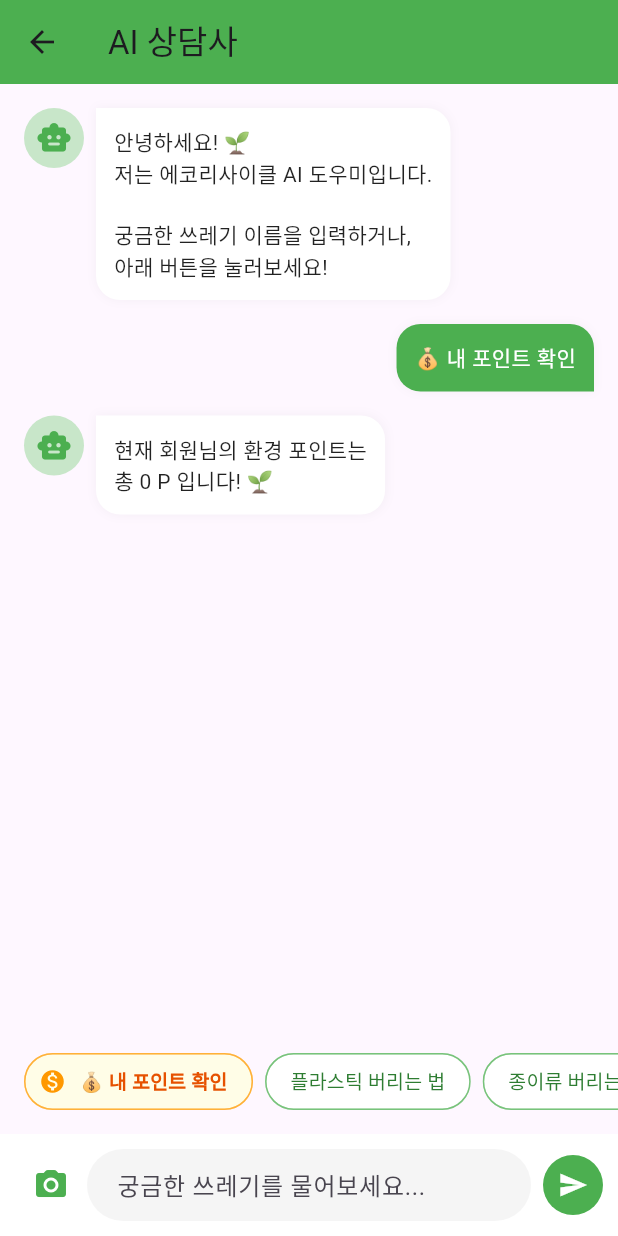
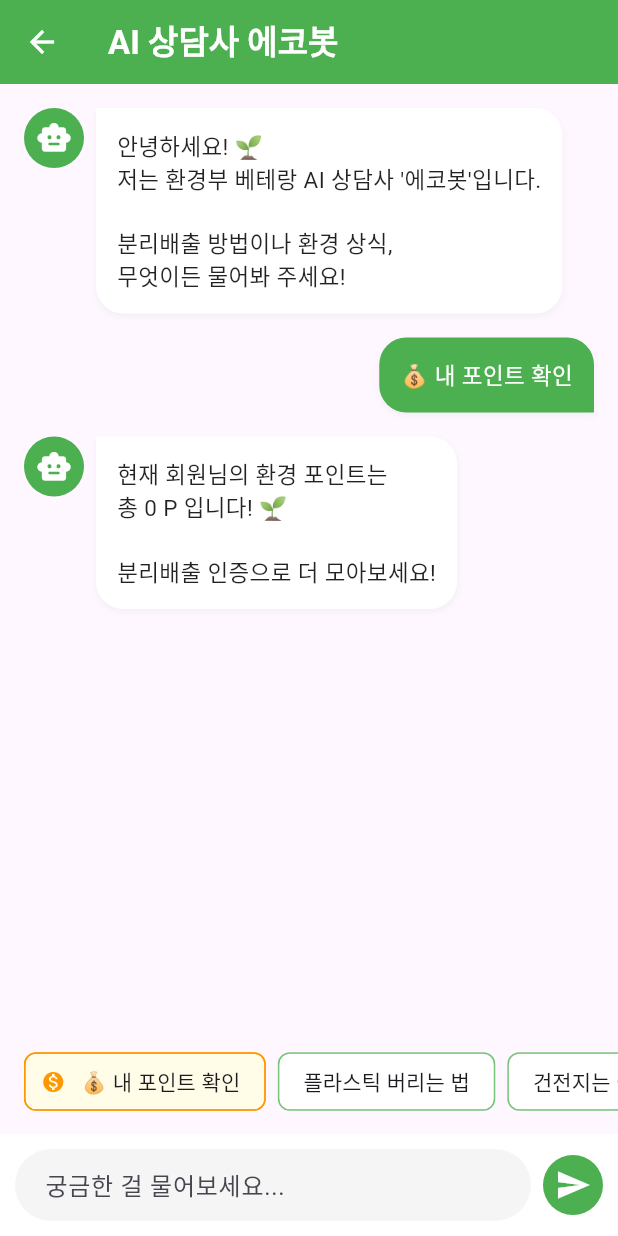
Before and after one commit to jaemin123-code/EcoRecycle_main, a Flutter app: the ChatbotScreen screen opened directly, after a tap on "💰 내 포인트 확인", on a phone screen of 412 x 824 dp. Run offline on Flutter 3.47's test engine with Material 3 defaults, Android fonts, the phone set to English and light mode, and no system bars; our stand-ins replace camera, cloud_firestore, firebase_auth, firebase_core, firebase_storage, geolocator and 5 more; missing offline and left inert: tflite_flutter; accounts and stored records are empty; network calls fail; Roboto replaces fonts that are missing (Pretendard).

Commit message:
최종 코드 업데이트

```diff
--- a/lib/chat/chatbot_screen.dart
+++ b/lib/chat/chatbot_screen.dart
@@ -1,11 +1,11 @@
 import 'package:flutter/material.dart';
-// [필수] 파이어베이스 패키지 추가
 import 'package:firebase_auth/firebase_auth.dart';
 import 'package:cloud_firestore/cloud_firestore.dart';
+import 'package:google_generative_ai/google_generative_ai.dart';
 
-// 기존 데이터 파일 import
-import 'package:Ecorecycle/guide/recycle_data.dart';
-import 'package:Ecorecycle/guide/recycle_model.dart';
+// [중요] 아까 만드신 api_key.dart 파일이 있다면 import 유지하시고,
+// 만약 안 만드셨다면 아래 import를 지우고 _apiKey 변수에 직접 키를 넣으세요.
+
 
 class ChatbotScreen extends StatefulWidget {
   const ChatbotScreen({super.key});
@@ -18,159 +18,114 @@ class _ChatbotScreenState extends State<ChatbotScreen> {
   final TextEditingController _controller = TextEditingController();
   final ScrollController _scrollController = ScrollController();
 
-  // [수정] 포인트 변수 (초기값 0)
+  // API 키 가져오기 (api_key.dart 파일이 없다면 여기에 직접 'AIza...' 키를 넣으세요)
+  static const String _apiKey = 'AIzaSyDn3COHn1rzSvPsIK7xAKieUgWt0z6fdno';
+
+  late final GenerativeModel _model;
+  late final ChatSession _chatSession;
+
   int _currentPoints = 0;
-  // 로딩 상태 확인용
-  bool _isLoading = true;
+  bool _isTyping = false; // AI 생각 중 로딩 표시
 
-  // 채팅 메시지 리스트
+  // 초기 메시지
   final List<Map<String, String>> _messages = [
     {
       "role": "bot",
-      "text": "안녕하세요! 🌱\n저는 에코리사이클 AI 도우미입니다.\n\n궁금한 쓰레기 이름을 입력하거나,\n아래 버튼을 눌러보세요!"
+      "text": "안녕하세요! 🌱\n저는 환경부 베테랑 AI 상담사 '에코봇'입니다.\n\n분리배출 방법이나 환경 상식,\n무엇이든 물어봐 주세요!"
     }
   ];
 
   final List<String> _questionChips = [
     "💰 내 포인트 확인",
     "플라스틱 버리는 법",
-    "종이류 버리는 법",
-    "캔류/유리병 버리는 법",
-    "비닐류 버리는 법",
-    "스티로폼 버리는 법",
-    "건전지 버리는 법",
+    "건전지는 어떻게 버려?",
     "음식물 쓰레기 기준",
+    "스티로폼 분리배출",
   ];
 
   @override
   void initState() {
     super.initState();
-    // [중요] 앱이 켜지자마자 내 포인트를 가져옵니다.
     _fetchUserPoints();
+    _initGemini();
   }
 
-  // 🔥 [NEW] Firebase에서 내 포인트 가져오는 함수
+  void _initGemini() {
+    _model = GenerativeModel(
+      // [수정] 이제는 이게 정답입니다!
+      model: 'gemini-1.5-flash',
+      apiKey: _apiKey,
+      systemInstruction: Content.system('너는 환경부 베테랑 공무원...'),
+    );
+    _chatSession = _model.startChat();
+  }
+
+  // 내 포인트 가져오기
   Future<void> _fetchUserPoints() async {
     try {
-      // 1. 현재 로그인한 사용자 가져오기
       final user = FirebaseAuth.instance.currentUser;
-
       if (user != null) {
-        // 2. Firestore의 'users' 컬렉션에서 내 UID 문서 찾기
-        DocumentSnapshot userDoc = await FirebaseFirestore.instance
-            .collection('users')
-            .doc(user.uid)
-            .get();
-
-        if (userDoc.exists && userDoc.data() != null) {
-          // 3. 'point' 필드 값 가져오기 (필드명이 'point'라고 가정)
-          Map<String, dynamic> data = userDoc.data() as Map<String, dynamic>;
+        final doc = await FirebaseFirestore.instance.collection('users').doc(user.uid).get();
+        if (doc.exists) {
           setState(() {
-            _currentPoints = data['point'] ?? 0; // 없으면 0
-            _isLoading = false;
+            _currentPoints = doc.data()?['point'] ?? 0;
           });
         }
-      } else {
-        // 로그인 안 된 상태
-        setState(() {
-          _currentPoints = 0;
-          _isLoading = false;
-        });
       }
     } catch (e) {
-      print("포인트 불러오기 실패: $e");
-      setState(() => _isLoading = false);
+      print("포인트 로드 실패: $e");
     }
   }
 
-  void _sendMessage(String text) {
+  // 메시지 전송 함수 (여기가 아까 에러났던 부분! 수정완료)
+  Future<void> _sendMessage(String text) async {
     if (text.trim().isEmpty) return;
 
+    // 1. 사용자 메시지 추가
     setState(() {
       _messages.add({"role": "user", "text": text});
+      _isTyping = true;
       _controller.clear();
     });
-
     _scrollToBottom();
 
-    Future.delayed(const Duration(milliseconds: 500), () {
-      String response = _generateBotResponse(text);
+    String responseText = "";
+
+    // 2. 답변 생성 로직
+    // (A) 포인트 질문 (DB 연동)
+    if (text.contains("포인트") || text.contains("점수")) {
+      await Future.delayed(const Duration(milliseconds: 500));
+      responseText = "현재 회원님의 환경 포인트는\n총 $_currentPoints P 입니다! 🌱\n\n분리배출 인증으로 더 모아보세요!";
+    }
+    // (B) AI 질문 (Gemini 연동)
+    else {
+      try {
+        final response = await _chatSession.sendMessage(Content.text(text));
+        responseText = response.text ?? "죄송해요, 답변을 생성하지 못했어요. 다시 물어봐 주세요.";
+      } catch (e) {
+        // [에러 진단 코드]
+        print("🚨 AI 에러 발생: $e");
+
+        if (e.toString().contains("API key not valid")) {
+          responseText = "API 키가 잘못되었습니다. 키 복사 과정에서 공백이 들어갔는지 확인해보세요!";
+        } else if (e.toString().contains("User location is not supported")) {
+          responseText = "현재 위치(국가)에서는 사용할 수 없다고 하네요. (VPN 문제일 수 있습니다)";
+        } else if (e.toString().contains("404")) {
+          responseText = "모델을 찾을 수 없대요. 코드의 모델명이 'gemini-pro'인지 확인하세요.";
+        } else {
+          responseText = "오류가 발생했습니다. 인터넷 연결을 확인해주세요. 😢\n(에러코드: $e)";
+        }
+      }
+    }
+
+    // 3. 봇 답변 추가
+    if (mounted) {
       setState(() {
-        _messages.add({"role": "bot", "text": response});
+        _messages.add({"role": "bot", "text": responseText});
+        _isTyping = false;
       });
       _scrollToBottom();
-    });
-  }
-
-  // 3. 답변 생성 로직 (업그레이드 버전)
-  String _generateBotResponse(String input) {
-    // 사용자가 입력한 문장에 포함된 단어를 기준으로 답변을 찾습니다.
-
-    // (0) 기본 인사 및 감성 대화
-    if (input.contains("안녕") || input.contains("반가")) {
-      return "안녕하세요! 오늘도 지구를 지키러 오셨군요! 🌱\n무엇을 도와드릴까요?";
     }
-    if (input.contains("고마") || input.contains("감사")) {
-      return "별말씀을요! 에코리사이클과 함께해주셔서 감사합니다. 💚";
-    }
-    if (input.contains("누구") || input.contains("소개")) {
-      return "저는 여러분의 분리배출을 돕는 AI 상담사 '에코봇'입니다! 🤖";
-    }
-
-    // (1) 포인트 질문
-    if (input.contains("포인트") || input.contains("점수")) {
-      if (_isLoading) {
-        return "잠시만요, 포인트 장부를 확인하고 있어요... 📖";
-      }
-      return "현재 회원님의 환경 포인트는\n총 $_currentPoints P 입니다! 🌱";
-    }
-
-    // (2) 플라스틱 (페트병 포함)
-    else if (input.contains("플라스틱") || input.contains("페트") || input.contains("pet")) {
-      return _formatGuide(recycleData[0]);
-    }
-    // (3) 종이/박스
-    else if (input.contains("종이") || input.contains("박스") || input.contains("책") || input.contains("신문")) {
-      return _formatGuide(recycleData[1]);
-    }
-    // (4) 캔/유리
-    else if (input.contains("캔") || input.contains("유리") || input.contains("병") || input.contains("통조림")) {
-      return _formatGuide(recycleData[2]);
-    }
-    // (5) 비닐 (뽁뽁이 포함)
-    else if (input.contains("비닐") || input.contains("뽁뽁이") || input.contains("필름")) {
-      if (recycleData.length > 3) return _formatGuide(recycleData[3]);
-      return "🥡 [비닐류 배출 팁]\n\n• 음식물 등 이물질을 깨끗이 씻어주세요.\n• 흩날리지 않게 투명 봉투에 담아 배출!\n• 스티커가 붙은 비닐은 제거하거나 일반쓰레기로 버려주세요.";
-    }
-    // (6) 스티로폼
-    else if (input.contains("스티로폼") || input.contains("스펀지")) {
-      return "📦 [스티로폼 배출 팁]\n\n• 흰색 스티로폼만 배출 가능합니다.\n• 테이프와 운송장 스티커는 완전히 제거해주세요.\n• 코팅된 유색 스티로폼이나 과일 포장망은 종량제 봉투에 버려주세요!";
-    }
-    // (7) 건전지/형광등
-    else if (input.contains("건전지") || input.contains("배터리") || input.contains("형광등")) {
-      return "🔋 [유해 폐기물 주의]\n\n건전지와 형광등은 일반 쓰레기가 아닙니다!\n화재 및 환경 오염 위험이 있으니 반드시 아파트나 주민센터의 '전용 수거함'에 넣어주세요.";
-    }
-    // (8) 음식물
-    else if (input.contains("음식물") || input.contains("뼈") || input.contains("껍질")) {
-      return "🍎 [음식물 쓰레기 기준]\n\n• 동물이 먹을 수 있으면 음식물, 아니면 일반쓰레기!\n• 뼈(치킨/족발), 조개껍데기, 달걀껍질, 딱딱한 씨앗은 '일반쓰레기'입니다.";
-    }
-
-    // 그 외 모르는 질문
-    else {
-      return "죄송해요, 아직 배우고 있는 중이라 잘 모르겠어요. 😢\n'플라스틱', '캔', '안녕' 처럼 핵심 단어로 물어봐 주시겠어요?";
-    }
-  }
-
-  String _formatGuide(RecycleGuide guide) {
-    StringBuffer sb = StringBuffer();
-    sb.writeln("📢 [${guide.title}] 배출 방법");
-    sb.writeln("💡 핵심: ${guide.subTitle}\n");
-    sb.writeln("✅ 이렇게 버려주세요:");
-    for (var step in guide.steps) sb.writeln("• $step");
-    if (guide.possibleItems.isNotEmpty) {
-      sb.writeln("\n🙆 가능 품목:\n• ${guide.possibleItems[0].name} 등");
-    }
-    return sb.toString();
   }
 
   void _scrollToBottom() {
@@ -189,24 +144,42 @@ class _ChatbotScreenState extends State<ChatbotScreen> {
   Widget build(BuildContext context) {
     return Scaffold(
       appBar: AppBar(
-        title: const Text("AI 상담사"),
+        title: const Text("AI 상담사 에코봇", style: TextStyle(color: Colors.white, fontWeight: FontWeight.bold)),
         backgroundColor: Colors.green,
-        elevation: 0,
+        iconTheme: const IconThemeData(color: Colors.white),
       ),
       body: Column(
         children: [
+          // 채팅 리스트
           Expanded(
             child: ListView.builder(
               controller: _scrollController,
               padding: const EdgeInsets.all(16),
-              itemCount: _messages.length,
+              itemCount: _messages.length + (_isTyping ? 1 : 0),
               itemBuilder: (context, index) {
+                if (index == _messages.length) {
+                  return Padding(
+                    padding: const EdgeInsets.only(left: 10, bottom: 10),
+                    child: Row(
+                      children: [
+                        const CircleAvatar(radius: 16, backgroundColor: Colors.green, child: Icon(Icons.smart_toy, size: 20, color: Colors.white)),
+                        const SizedBox(width: 10),
+                        Container(
+                          padding: const EdgeInsets.all(12),
+                          decoration: BoxDecoration(color: Colors.grey[200], borderRadius: BorderRadius.circular(20)),
+                          child: const SizedBox(width: 20, height: 20, child: CircularProgressIndicator(strokeWidth: 2, color: Colors.green)),
+                        ),
+                      ],
+                    ),
+                  );
+                }
                 final msg = _messages[index];
-                final isBot = msg['role'] == 'bot';
-                return _buildMessageBubble(isBot, msg['text']!);
+                return _buildMessageBubble(msg['role'] == 'bot', msg['text']!);
               },
             ),
           ),
+
+          // 추천 질문
           Container(
             height: 50,
             margin: const EdgeInsets.only(bottom: 10),
@@ -214,59 +187,37 @@ class _ChatbotScreenState extends State<ChatbotScreen> {
               scrollDirection: Axis.horizontal,
               padding: const EdgeInsets.symmetric(horizontal: 16),
               itemCount: _questionChips.length,
-              separatorBuilder: (context, index) => const SizedBox(width: 8),
+              separatorBuilder: (_, __) => const SizedBox(width: 8),
               itemBuilder: (context, index) {
                 final label = _questionChips[index];
-                final isPointButton = label.contains("포인트");
-
+                final isPoint = label.contains("포인트");
                 return ActionChip(
-                  avatar: isPointButton
-                      ? const Icon(Icons.monetization_on, size: 18, color: Colors.orange)
-                      : null,
+                  avatar: isPoint ? const Icon(Icons.monetization_on, size: 16, color: Colors.orange) : null,
                   label: Text(label),
-                  backgroundColor: isPointButton ? Colors.yellow[50] : Colors.white,
-                  surfaceTintColor: isPointButton ? Colors.yellow[100] : Colors.green[50],
-                  side: BorderSide(
-                    color: isPointButton
-                        ? Colors.orange.withOpacity(0.5)
-                        : Colors.green.withOpacity(0.5),
-                  ),
-                  labelStyle: TextStyle(
-                    color: isPointButton ? Colors.orange[900] : Colors.green[800],
-                    fontSize: 13,
-                    fontWeight: isPointButton ? FontWeight.bold : FontWeight.normal,
-                  ),
-                  shape: RoundedRectangleBorder(
-                    borderRadius: BorderRadius.circular(20),
-                  ),
+                  backgroundColor: isPoint ? Colors.yellow[50] : Colors.white,
+                  side: BorderSide(color: isPoint ? Colors.orange : Colors.green.withOpacity(0.5)),
                   onPressed: () => _sendMessage(label),
                 );
               },
             ),
           ),
+
+          // 입력창
           Container(
             padding: const EdgeInsets.all(10),
             color: Colors.white,
             child: Row(
               children: [
-                IconButton(
-                  icon: const Icon(Icons.camera_alt_rounded, color: Colors.green),
-                  onPressed: () {
-                    // 카메라 기능
-                  },
-                ),
                 Expanded(
                   child: TextField(
                     controller: _controller,
+                    textInputAction: TextInputAction.send,
                     decoration: InputDecoration(
-                      hintText: "궁금한 쓰레기를 물어보세요...",
+                      hintText: "궁금한 걸 물어보세요...",
                       filled: true,
                       fillColor: Colors.grey[100],
+                      border: OutlineInputBorder(borderRadius: BorderRadius.circular(30), borderSide: BorderSide.none),
                       contentPadding: const EdgeInsets.symmetric(horizontal: 16),
-                      border: OutlineInputBorder(
-                        borderRadius: BorderRadius.circular(30),
-                        borderSide: BorderSide.none,
-                      ),
                     ),
                     onSubmitted: _sendMessage,
                   ),
@@ -275,7 +226,7 @@ class _ChatbotScreenState extends State<ChatbotScreen> {
                 CircleAvatar(
                   backgroundColor: Colors.green,
                   child: IconButton(
-                    icon: const Icon(Icons.send, color: Colors.white, size: 20),
+                    icon: const Icon(Icons.send, color: Colors.white),
                     onPressed: () => _sendMessage(_controller.text),
                   ),
                 ),
@@ -295,27 +246,21 @@ class _ChatbotScreenState extends State<ChatbotScreen> {
         crossAxisAlignment: CrossAxisAlignment.start,
         children: [
           if (isBot) ...[
-            CircleAvatar(
-              backgroundColor: Colors.green[100],
-              child: const Icon(Icons.smart_toy_rounded, color: Colors.green),
-            ),
+            const CircleAvatar(backgroundColor: Colors.green, child: Icon(Icons.smart_toy_rounded, color: Colors.white)),
             const SizedBox(width: 8),
           ],
           Flexible(
             child: Container(
-              padding: const EdgeInsets.all(12),
+              padding: const EdgeInsets.all(14),
               decoration: BoxDecoration(
                 color: isBot ? Colors.white : Colors.green,
-                borderRadius: BorderRadius.circular(16).copyWith(
-                  topLeft: isBot ? Radius.zero : const Radius.circular(16),
-                  bottomRight: isBot ? const Radius.circular(16) : Radius.zero,
+                borderRadius: BorderRadius.circular(18).copyWith(
+                  topLeft: isBot ? Radius.zero : const Radius.circular(18),
+                  bottomRight: isBot ? const Radius.circular(18) : Radius.zero,
                 ),
-                boxShadow: [
-                  BoxShadow(color: Colors.grey.withOpacity(0.1), blurRadius: 5)
-                ],
+                boxShadow: [BoxShadow(color: Colors.grey.withOpacity(0.1), blurRadius: 3, offset: const Offset(0, 2))],
               ),
-              child: Text(text,
-                  style: TextStyle(color: isBot ? Colors.black87 : Colors.white, height: 1.4)),
+              child: Text(text, style: TextStyle(color: isBot ? Colors.black87 : Colors.white, fontSize: 15, height: 1.4)),
             ),
           ),
         ],
--- a/lib/community/hall_of_fame.dart
+++ b/lib/community/hall_of_fame.dart
@@ -97,7 +97,7 @@ class HallOfFameSection extends StatelessWidget {
               children: [
                 // TOP 3 카드
                 Container(
-                  height: 210,
+                  height: 220,
                   margin: const EdgeInsets.symmetric(horizontal: 16),
                   decoration: BoxDecoration(
                     color: Colors.white,
--- a/pubspec.yaml
+++ b/pubspec.yaml
@@ -31,6 +31,7 @@ dependencies:
   geocoding: ^2.1.0
   firebase_auth: ^5.7.0
   material_symbols_icons: ^4.2892.0
+  google_generative_ai: ^0.4.5
 
 dev_dependencies:
   flutter_test:
```
Also changed, not shown: pubspec.lock, 2 other files.
